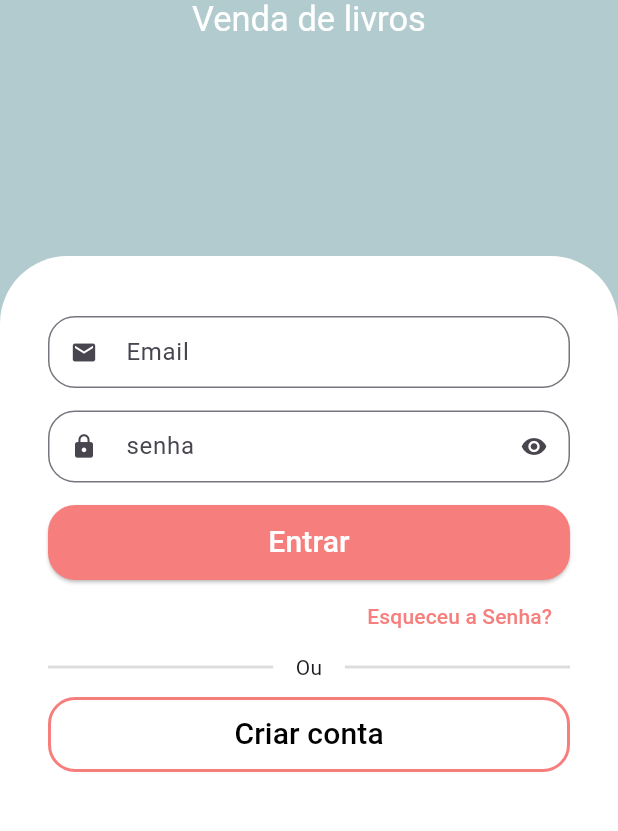
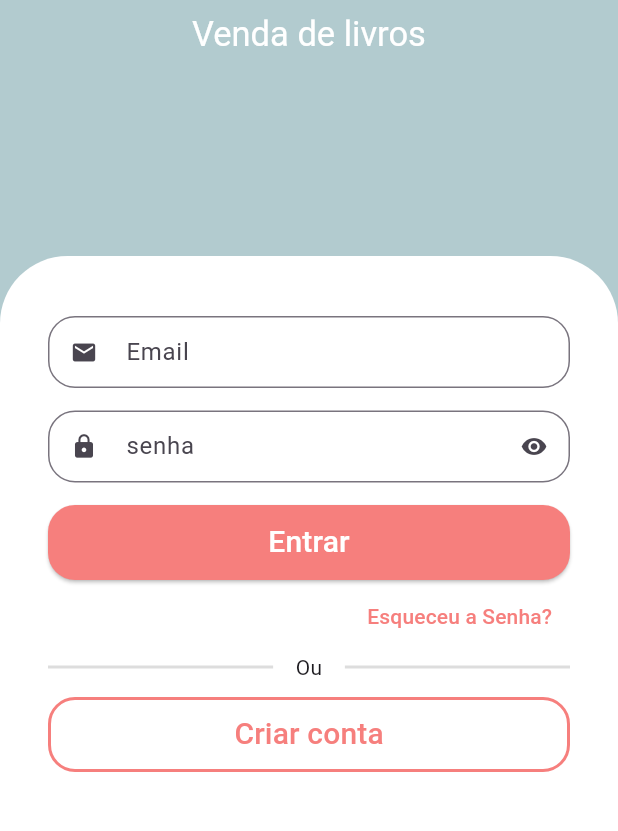
Before and after one commit to kaiky-botelho/nextbook, a Flutter app: the screen it shows after launch, on a phone screen of 412 x 824 dp, the part 362-1193 px from its top. Run offline on Flutter 3.47's test engine with Material 3 defaults, Android fonts, the phone set to English and light mode, and no system bars; drawn by our look-alikes of animated_text_kit.

Commit message:
cores personalizadas

```diff
--- a/lib/src/auth/Sign_In_Screen.dart
+++ b/lib/src/auth/Sign_In_Screen.dart
@@ -1,6 +1,7 @@
 import 'package:animated_text_kit/animated_text_kit.dart';
 import 'package:flutter/material.dart';
 import 'package:nextbook/src/auth/components/custom_text_field.dart';
+import 'package:nextbook/src/config/custom_colors.dart';
 
 class SignInScreen extends StatelessWidget {
   const SignInScreen({super.key});
@@ -8,7 +9,7 @@ class SignInScreen extends StatelessWidget {
   @override
   Widget build(BuildContext context) {
     return Scaffold(
-      backgroundColor: Color.fromRGBO(178, 203, 207, 1),
+      backgroundColor: CustomColors.FundoNext,
       body: Column(
         children: [
           Expanded(
@@ -16,9 +17,12 @@ class SignInScreen extends StatelessWidget {
               mainAxisAlignment: MainAxisAlignment.center,
               children: [
                 // Imagem do App
-                Image.asset(
-                  'lib/imagens/logo.png', // Substitua pelo nome correto da imagem
-                  height: 100, // Altere o tamanho conforme necessário
+                Padding(
+                  padding: const EdgeInsets.symmetric(vertical: 10),
+                  child: Image.asset(
+                    'lib/imagens/logo.png', // Substitua pelo nome correto da imagem
+                    height: 100, // Altere o tamanho conforme necessário
+                  ),
                 ),
                 // Categoria
                 SizedBox(
@@ -82,7 +86,7 @@ class SignInScreen extends StatelessWidget {
                         shape: RoundedRectangleBorder(
                           borderRadius: BorderRadius.circular(18),
                         ),
-                        backgroundColor: const Color(0xFFF67F7D),
+                        backgroundColor: CustomColors.VermelhoNext,
                         foregroundColor: Colors.white,
                       ),
                       child: const Text(
@@ -97,9 +101,9 @@ class SignInScreen extends StatelessWidget {
                     alignment: Alignment.centerRight,
                     child: TextButton(
                       onPressed: () {},
-                      child: const Text(
+                      child: Text(
                         'Esqueceu a Senha?',
-                        style: TextStyle(color: Color(0xFFF67F7D)),
+                        style: TextStyle(color: CustomColors.VermelhoNext),
                       ),
                     ),
                   ),
@@ -137,15 +141,15 @@ class SignInScreen extends StatelessWidget {
                         shape: RoundedRectangleBorder(
                           borderRadius: BorderRadius.circular(18),
                         ),
-                        side: const BorderSide(
+                        side:  BorderSide(
                           width: 2,
-                          color: Color(0xFFF67F7D),
+                          color: CustomColors.VermelhoNext,
                         ),
                       ),
                       onPressed: () {},
-                      child: const Text(
+                      child:  Text(
                         "Criar conta",
-                        style: TextStyle(color: Colors.black, fontSize: 20),
+                        style: TextStyle(color: CustomColors.VermelhoNext, fontSize: 20),
                       ),
                     ),
                   ),
--- /dev/null
+++ b/lib/src/config/custom_colors.dart
@@ -0,0 +1,7 @@
+import "package:flutter/material.dart";
+
+
+abstract class CustomColors {
+  static Color FundoNext = Color.fromRGBO(178, 203, 207, 1);
+  static Color VermelhoNext = Color(0xFFF67F7D);
+}
```
